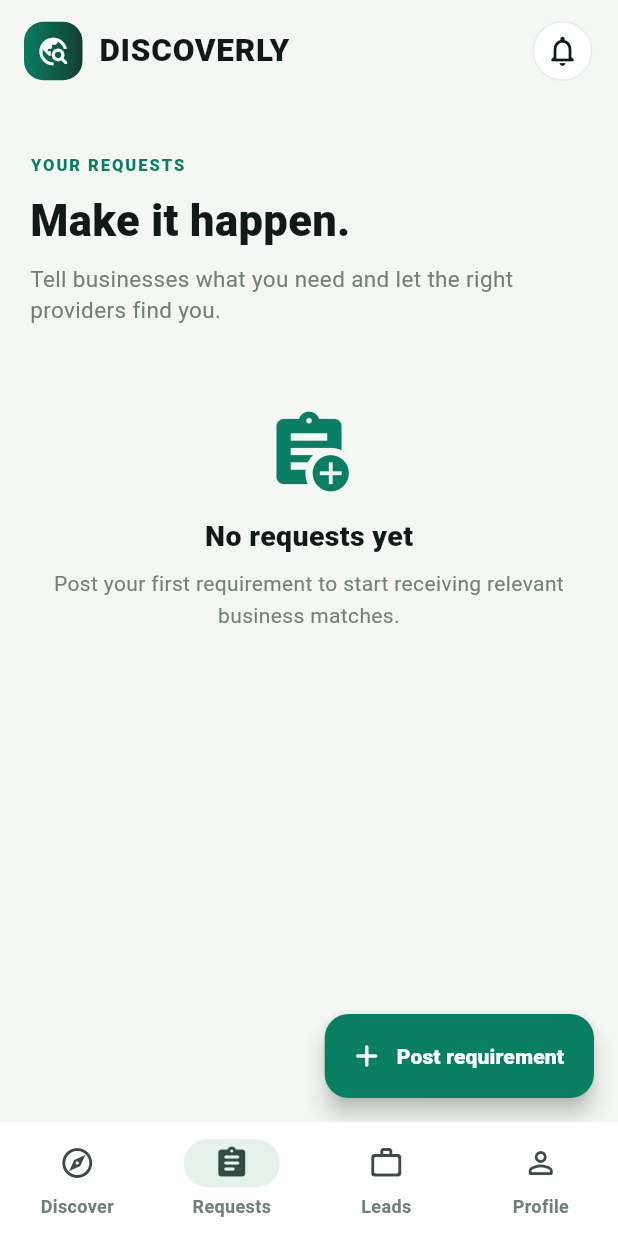
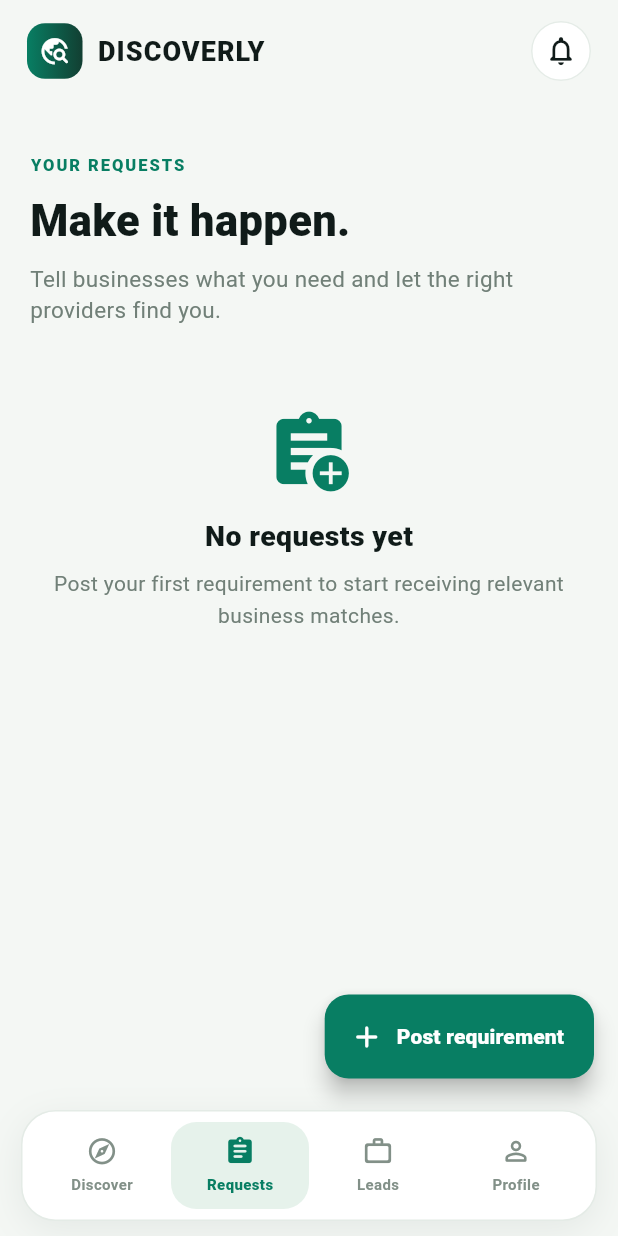
Before and after one commit to ya6331856-cpu/discoverly-india, a Flutter app: the MainShell screen opened directly, item 2 of the bottom bar chosen, on a phone screen of 412 x 824 dp. Run offline on Flutter 3.47's test engine with Material 3 defaults, Android fonts, the phone set to English and light mode, and no system bars; our stand-ins replace supabase_flutter; accounts and stored records are empty; network calls fail.

Commit message:
Add custom floating navigation and finish English UI polish

```diff
--- a/mobile/lib/main.dart
+++ b/mobile/lib/main.dart
@@ -110,21 +110,49 @@ class _MainShellState extends State<MainShell> {
   int index = 0;
   final pages = const [DiscoverScreen(), RequirementsScreen(), OpportunitiesScreen(), ProfileScreen()];
   @override Widget build(BuildContext context) => Scaffold(
-    appBar: AppBar(title: Row(children: [
-      Container(width: 39, height: 39, decoration: BoxDecoration(gradient: const LinearGradient(colors: [green, Color(0xFF123F32)]), borderRadius: BorderRadius.circular(13)), child: const Icon(Icons.travel_explore_rounded, color: Colors.white, size: 22)),
-      const SizedBox(width: 11), const Text('DISCOVERLY', style: TextStyle(letterSpacing: .5)),
-    ]), actions: [
-      IconButton(style: IconButton.styleFrom(backgroundColor: Colors.white, side: const BorderSide(color: Color(0xFFE5ECE7))), onPressed: () => Navigator.push(context, MaterialPageRoute(builder: (_) => const NotificationsScreen())), icon: const Icon(Icons.notifications_none_rounded, size: 24)),
-      const SizedBox(width: 13),
-    ]),
+    appBar: AppBar(
+      titleSpacing: 18,
+      title: Row(children: [
+        Container(width: 37, height: 37, decoration: BoxDecoration(gradient: const LinearGradient(colors: [green, Color(0xFF123F32)]), borderRadius: BorderRadius.circular(12)), child: const Icon(Icons.travel_explore_rounded, color: Colors.white, size: 21)),
+        const SizedBox(width: 10), const Text('DISCOVERLY', style: TextStyle(letterSpacing: .7, fontSize: 18)),
+      ]),
+      actions: [
+        IconButton(
+          style: IconButton.styleFrom(backgroundColor: Colors.white, side: const BorderSide(color: Color(0xFFE5ECE7))),
+          onPressed: () => Navigator.push(context, MaterialPageRoute(builder: (_) => const NotificationsScreen())),
+          icon: const Icon(Icons.notifications_none_rounded, size: 23),
+        ),
+        const SizedBox(width: 14),
+      ],
+    ),
     body: IndexedStack(index: index, children: pages),
-    bottomNavigationBar: NavigationBar(height: 76, selectedIndex: index, labelBehavior: NavigationDestinationLabelBehavior.alwaysShow, onDestinationSelected: (v) => setState(() => index = v), destinations: const [
-      NavigationDestination(icon: Icon(Icons.explore_outlined), selectedIcon: Icon(Icons.explore_rounded), label: 'Discover'),
-      NavigationDestination(icon: Icon(Icons.assignment_outlined), selectedIcon: Icon(Icons.assignment_rounded), label: 'Requests'),
-      NavigationDestination(icon: Icon(Icons.work_outline_rounded), selectedIcon: Icon(Icons.work_rounded), label: 'Leads'),
-      NavigationDestination(icon: Icon(Icons.person_outline_rounded), selectedIcon: Icon(Icons.person_rounded), label: 'Profile'),
-    ]),
+    bottomNavigationBar: SafeArea(top: false, child: Container(
+      margin: const EdgeInsets.fromLTRB(14, 5, 14, 10), padding: const EdgeInsets.symmetric(horizontal: 7, vertical: 7),
+      decoration: BoxDecoration(color: Colors.white, borderRadius: BorderRadius.circular(23), border: Border.all(color: const Color(0xFFE4EBE6)), boxShadow: const [BoxShadow(color: Color(0x120B2920), blurRadius: 20, offset: Offset(0, 6))]),
+      child: Row(children: [
+        _NavItem(icon: Icons.explore_outlined, activeIcon: Icons.explore_rounded, label: 'Discover', selected: index == 0, onTap: () => setState(() => index = 0)),
+        _NavItem(icon: Icons.assignment_outlined, activeIcon: Icons.assignment_rounded, label: 'Requests', selected: index == 1, onTap: () => setState(() => index = 1)),
+        _NavItem(icon: Icons.work_outline_rounded, activeIcon: Icons.work_rounded, label: 'Leads', selected: index == 2, onTap: () => setState(() => index = 2)),
+        _NavItem(icon: Icons.person_outline_rounded, activeIcon: Icons.person_rounded, label: 'Profile', selected: index == 3, onTap: () => setState(() => index = 3)),
+      ]),
+    )),
   );
+}
+
+class _NavItem extends StatelessWidget {
+  final IconData icon, activeIcon; final String label; final bool selected; final VoidCallback onTap;
+  const _NavItem({required this.icon, required this.activeIcon, required this.label, required this.selected, required this.onTap});
+  @override Widget build(BuildContext context) => Expanded(child: InkWell(
+    onTap: onTap, borderRadius: BorderRadius.circular(17),
+    child: AnimatedContainer(duration: const Duration(milliseconds: 180), padding: const EdgeInsets.symmetric(vertical: 9),
+      decoration: BoxDecoration(color: selected ? const Color(0xFFE6F2EB) : Colors.transparent, borderRadius: BorderRadius.circular(17)),
+      child: Column(mainAxisSize: MainAxisSize.min, children: [
+        Icon(selected ? activeIcon : icon, size: 21, color: selected ? green : const Color(0xFF829088)),
+        const SizedBox(height: 4),
+        Text(label, style: TextStyle(fontSize: 10, fontWeight: selected ? FontWeight.w900 : FontWeight.w600, color: selected ? green : const Color(0xFF829088))),
+      ]),
+    ),
+  ));
 }
 
 class DiscoverScreen extends StatefulWidget {
```
